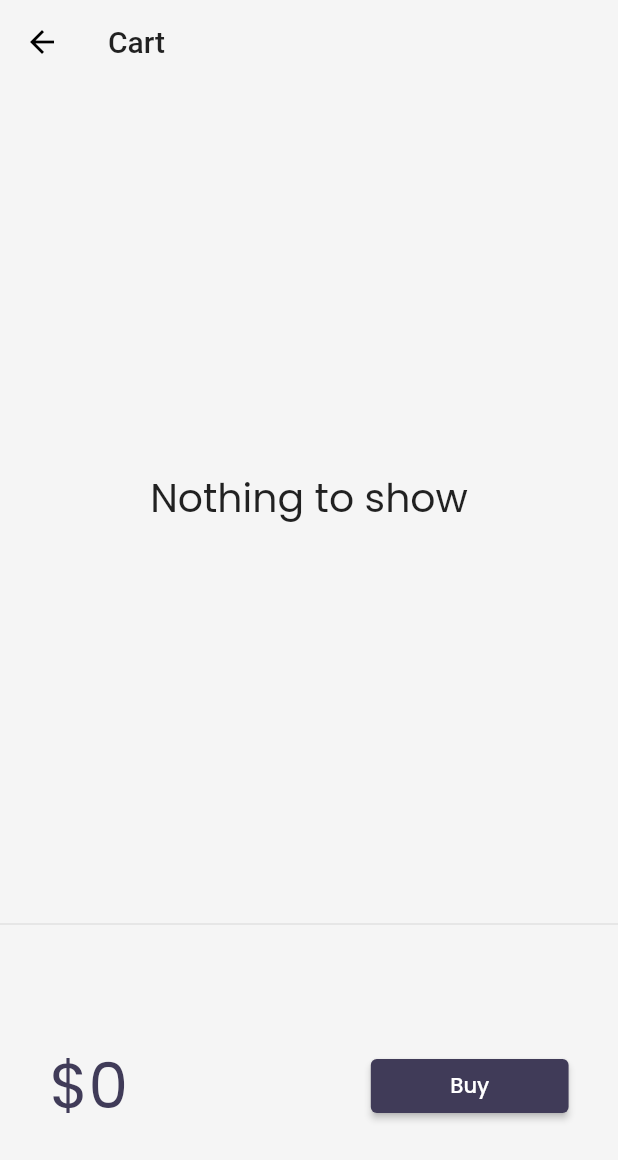
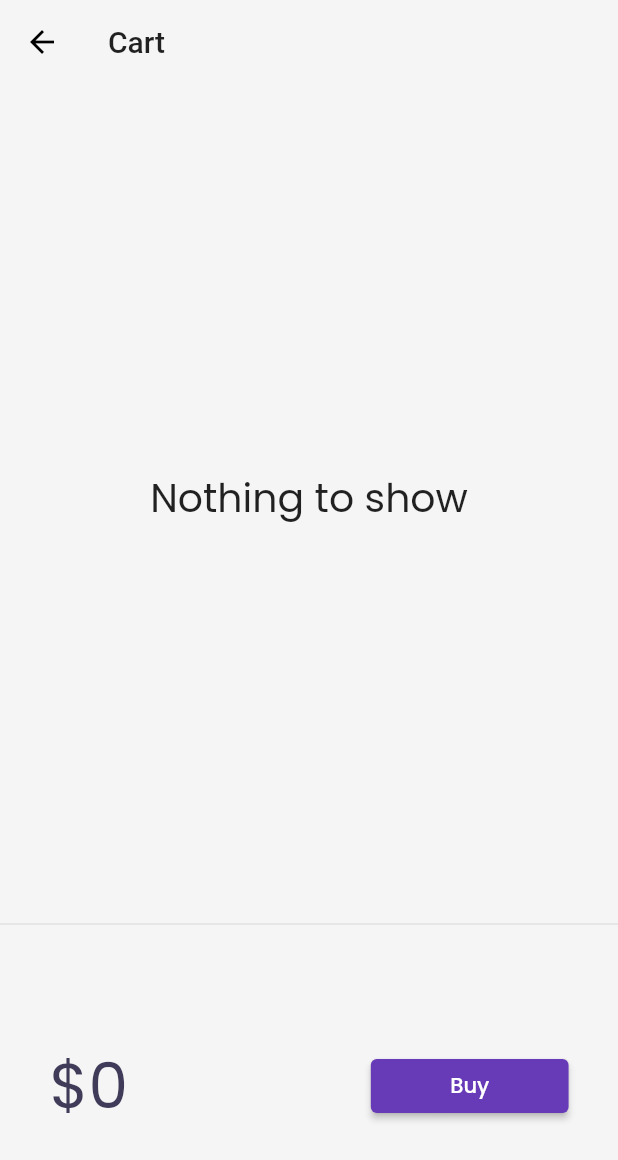
Before and after one commit to Theankitmishra/flutter_demo1, a Flutter app: the CartPage screen opened by its route, on a phone screen of 412 x 824 dp. Shown: the top 1160 px of the screen. Run offline on Flutter 3.47's test engine with Material 2 defaults, Android fonts, the phone set to English and light mode, and no system bars; drawn by our look-alikes of velocity_x; our stand-ins replace google_fonts.

Commit message:
errror has been resolved

```diff
--- a/lib/pages/cart_page.dart
+++ b/lib/pages/cart_page.dart
@@ -4,7 +4,7 @@ import 'package:flutter_demo1/models/cart.dart';
 import 'package:velocity_x/velocity_x.dart';
 
 class CartPage extends StatelessWidget {
-  const CartPage({super.key});
+  CartPage({super.key});
 
   @override
   Widget build(BuildContext context) {
@@ -53,7 +53,7 @@ class _CartTotal extends StatelessWidget {
             },
             style: ButtonStyle(
                 backgroundColor:
-                    MaterialStateProperty.all(context.theme.buttonColor)),
+                    MaterialStateProperty.all(context.theme.primaryColor)),
             child: "Buy".text.white.make(),
           ).w32(context)
         ],
```
Also changed, not shown: lib/pages/home_page.dart (+6 -5 lines).
